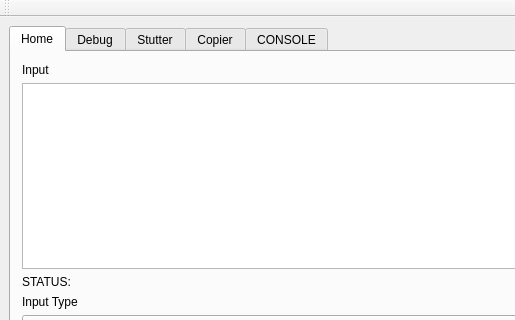
Old version of the form svTool.ui in the repository Eve-ning/reamber; both pictures show x 0 to 515 and y 0 to 320 of the 1090 by 419 pixel window.
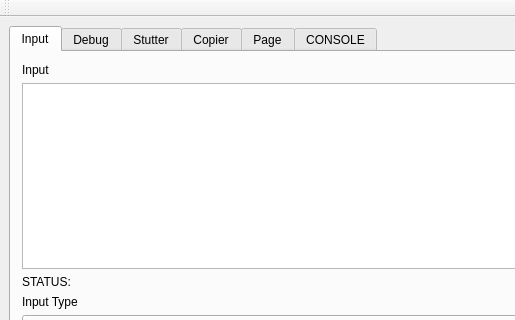
New version of the form. The open tabs and pages were chosen to show the change.

Commit message: Renamed Home Tab to Input

```diff
--- a/svTool.ui
+++ b/svTool.ui
@@ -37,7 +37,7 @@
     </property>
     <widget class="QWidget" name="tabHome">
      <attribute name="title">
-      <string>Home</string>
+      <string>Input</string>
      </attribute>
      <layout class="QGridLayout" name="gridLayout">
       <item row="0" column="0">
@@ -484,6 +484,11 @@
       </item>
      </layout>
     </widget>
+    <widget class="QWidget" name="tab">
+     <attribute name="title">
+      <string>Page</string>
+     </attribute>
+    </widget>
     <widget class="QWidget" name="tabConsole">
      <attribute name="title">
       <string>CONSOLE</string>
```
Left out of the diff: 40 changed lines with no effect on the pictures. The commit also changes 2 other files.
